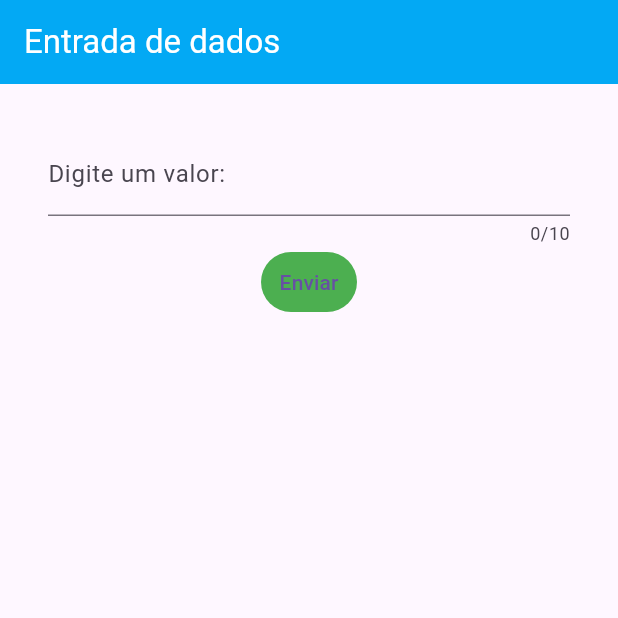
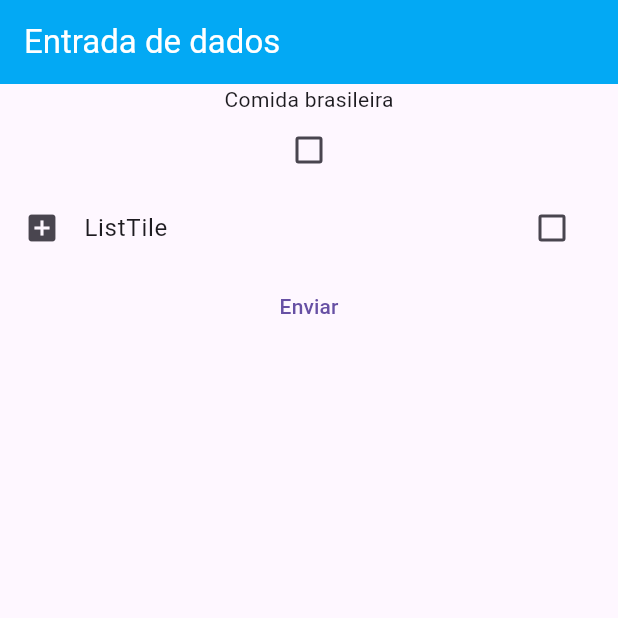
Before and after one commit to Antonio-Zago/curso_flutter, a Flutter app: the screen it shows after launch, after a tap on "Enviar", on a phone screen of 412 x 824 dp, the top half of it. Run offline on Flutter 3.47's test engine with Material 3 defaults, Android fonts, the phone set to English and light mode, and no system bars.

Commit message:
CheckBox

```diff
--- /dev/null
+++ b/entrada_dados/lib/CampoCheckBox.dart
@@ -0,0 +1,62 @@
+import 'package:flutter/material.dart';
+
+class Campocheckbox extends StatefulWidget {
+  const Campocheckbox({super.key});
+
+  @override
+  State<Campocheckbox> createState() => _CampocheckboxState();
+}
+
+class _CampocheckboxState extends State<Campocheckbox> {
+
+  var _valor = false;
+
+  @override
+  Widget build(BuildContext context) {
+    return Scaffold(
+      appBar: AppBar(
+        backgroundColor: Colors.lightBlue,
+        title: Text(
+          "Entrada de dados",
+          style: TextStyle(
+              color: Colors.white
+          ),
+        ),
+      ),
+      body: Container(
+        child: Column(
+          children: [
+            Text("Comida brasileira"),
+            Checkbox(
+                value: _valor,
+                onChanged: (bool? valor){
+                  setState(() {
+                    _valor = valor!;
+                  });
+                },
+            ),
+
+            CheckboxListTile(
+                title: Text("ListTile"),
+                value: _valor,
+                secondary: Icon(
+                  Icons.add_box
+                ),
+                onChanged: (bool? valor){
+                  setState(() {
+                  _valor = valor!;
+                  });
+                },
+            ),
+            TextButton(
+                onPressed: (){
+                  print("check " + _valor.toString());
+                },
+                child: Text("Enviar")
+            )
+          ],
+        ),
+      ),
+    );
+  }
+}
--- a/entrada_dados/lib/main.dart
+++ b/entrada_dados/lib/main.dart
@@ -1,8 +1,10 @@
 import 'package:entrada_dados/CampoTexto.dart';
 import 'package:flutter/material.dart';
 
+import 'CampoCheckBox.dart';
+
 void main() {
   runApp(MaterialApp(
-    home: CampoTexto(),
+    home: Campocheckbox(),
   ));
 }
```
